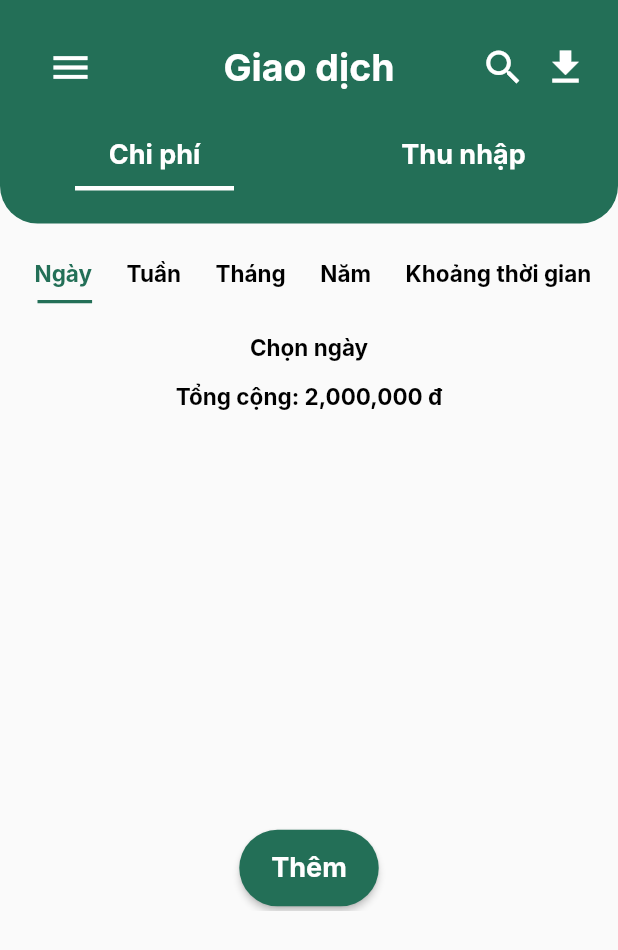
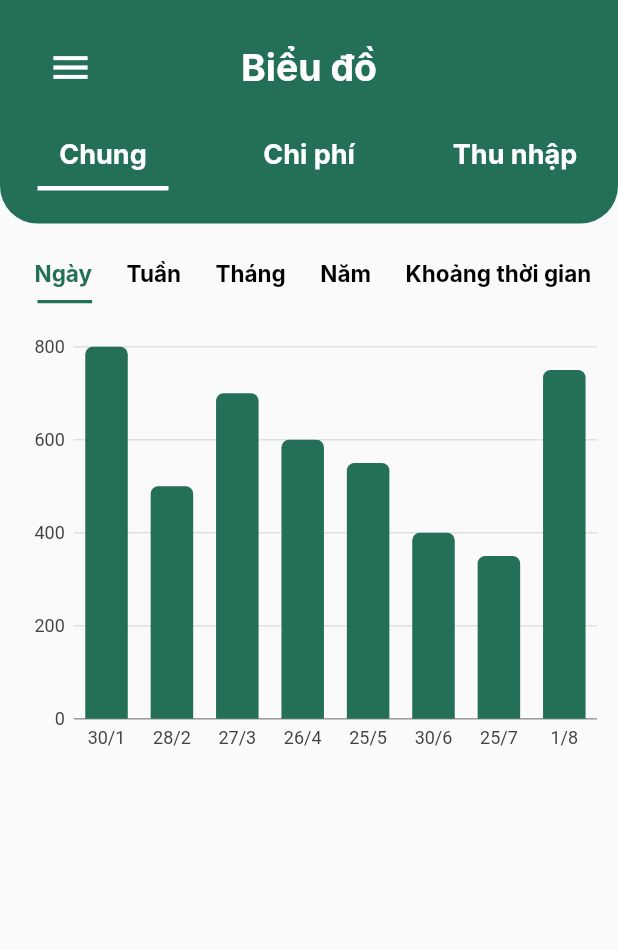
Before and after one commit to kieuvantuyen01/money0manager, a Flutter app: the screen it shows after launch, on a phone screen of 412 x 824 dp. Shown: the top 950 px of the screen. Run offline on Flutter 3.47's test engine with Material 2 defaults, Android fonts, the phone set to English and light mode, and no system bars; our stand-ins replace charts_flutter; Roboto replaces fonts that are missing (Inter).

Commit message:
add column chart and body taskbar for ColumnChart screen

```diff
--- /dev/null
+++ b/lib/components/ColumnChartGeneralTabBar.dart
@@ -0,0 +1,169 @@
+import 'package:flutter/material.dart';
+import 'ColumnChartModel.dart';
+import 'package:charts_flutter/flutter.dart' as charts;
+
+class ColumnChartGeneralTabBar extends StatelessWidget {
+  final List<ColumnChartModel> dayData = [
+    ColumnChartModel(time: '30/1', money: 800, color: charts.ColorUtil.fromDartColor(Color.fromARGB(255, 35, 111, 87))),
+    ColumnChartModel(time: '28/2', money: 500, color: charts.ColorUtil.fromDartColor(Color.fromARGB(255, 35, 111, 87))),
+    ColumnChartModel(time: '27/3', money: 700, color: charts.ColorUtil.fromDartColor(Color.fromARGB(255, 35, 111, 87))),
+    ColumnChartModel(time: '26/4', money: 600, color: charts.ColorUtil.fromDartColor(Color.fromARGB(255, 35, 111, 87))),
+    ColumnChartModel(time: '25/5', money: 550, color: charts.ColorUtil.fromDartColor(Color.fromARGB(255, 35, 111, 87))),
+    ColumnChartModel(time: '30/6', money: 400, color: charts.ColorUtil.fromDartColor(Color.fromARGB(255, 35, 111, 87))),
+    ColumnChartModel(time: '25/7', money: 350, color: charts.ColorUtil.fromDartColor(Color.fromARGB(255, 35, 111, 87))),
+    ColumnChartModel(time: '1/8', money: 750, color: charts.ColorUtil.fromDartColor(Color.fromARGB(255, 35, 111, 87))),
+    // ColumnChartModel(month: 'Th9', money: 700, color: charts.ColorUtil.fromDartColor(Color.fromARGB(255, 35, 111, 87))),
+    // ColumnChartModel(month: 'Th10', money: 720, color: charts.ColorUtil.fromDartColor(Color.fromARGB(255, 35, 111, 87))),
+    // ColumnChartModel(month: 'Th11', money: 350, color: charts.ColorUtil.fromDartColor(Color.fromARGB(255, 35, 111, 87))),
+    // ColumnChartModel(month: 'Th12', money: 800, color: charts.ColorUtil.fromDartColor(Color.fromARGB(255, 35, 111, 87))),
+  ];
+
+  final List<ColumnChartModel> monthData = [
+    ColumnChartModel(time: 'Th1', money: 800, color: charts.ColorUtil.fromDartColor(Color.fromARGB(255, 35, 111, 87))),
+    ColumnChartModel(time: 'Th2', money: 500, color: charts.ColorUtil.fromDartColor(Color.fromARGB(255, 35, 111, 87))),
+    ColumnChartModel(time: 'Th3', money: 700, color: charts.ColorUtil.fromDartColor(Color.fromARGB(255, 35, 111, 87))),
+    ColumnChartModel(time: 'Th4', money: 600, color: charts.ColorUtil.fromDartColor(Color.fromARGB(255, 35, 111, 87))),
+    ColumnChartModel(time: 'Th5', money: 550, color: charts.ColorUtil.fromDartColor(Color.fromARGB(255, 35, 111, 87))),
+    ColumnChartModel(time: 'Th6', money: 400, color: charts.ColorUtil.fromDartColor(Color.fromARGB(255, 35, 111, 87))),
+    ColumnChartModel(time: 'Th7', money: 350, color: charts.ColorUtil.fromDartColor(Color.fromARGB(255, 35, 111, 87))),
+    ColumnChartModel(time: 'Th8', money: 750, color: charts.ColorUtil.fromDartColor(Color.fromARGB(255, 35, 111, 87))),
+    // ColumnChartModel(month: 'Th9', money: 700, color: charts.ColorUtil.fromDartColor(Color.fromARGB(255, 35, 111, 87))),
+    // ColumnChartModel(month: 'Th10', money: 720, color: charts.ColorUtil.fromDartColor(Color.fromARGB(255, 35, 111, 87))),
+    // ColumnChartModel(month: 'Th11', money: 350, color: charts.ColorUtil.fromDartColor(Color.fromARGB(255, 35, 111, 87))),
+    // ColumnChartModel(month: 'Th12', money: 800, color: charts.ColorUtil.fromDartColor(Color.fromARGB(255, 35, 111, 87))),
+  ];
+
+  final List<ColumnChartModel> yearData = [
+    ColumnChartModel(time: '2015', money: 800, color: charts.ColorUtil.fromDartColor(Color.fromARGB(255, 35, 111, 87))),
+    ColumnChartModel(time: '2016', money: 500, color: charts.ColorUtil.fromDartColor(Color.fromARGB(255, 35, 111, 87))),
+    ColumnChartModel(time: '2017', money: 700, color: charts.ColorUtil.fromDartColor(Color.fromARGB(255, 35, 111, 87))),
+    ColumnChartModel(time: '2018', money: 600, color: charts.ColorUtil.fromDartColor(Color.fromARGB(255, 35, 111, 87))),
+    ColumnChartModel(time: '2019', money: 550, color: charts.ColorUtil.fromDartColor(Color.fromARGB(255, 35, 111, 87))),
+    ColumnChartModel(time: '2020', money: 400, color: charts.ColorUtil.fromDartColor(Color.fromARGB(255, 35, 111, 87))),
+    ColumnChartModel(time: '2021', money: 350, color: charts.ColorUtil.fromDartColor(Color.fromARGB(255, 35, 111, 87))),
+    ColumnChartModel(time: '2022', money: 750, color: charts.ColorUtil.fromDartColor(Color.fromARGB(255, 35, 111, 87))),
+    // ColumnChartModel(month: 'Th9', money: 700, color: charts.ColorUtil.fromDartColor(Color.fromARGB(255, 35, 111, 87))),
+    // ColumnChartModel(month: 'Th10', money: 720, color: charts.ColorUtil.fromDartColor(Color.fromARGB(255, 35, 111, 87))),
+    // ColumnChartModel(month: 'Th11', money: 350, color: charts.ColorUtil.fromDartColor(Color.fromARGB(255, 35, 111, 87))),
+    // ColumnChartModel(month: 'Th12', money: 800, color: charts.ColorUtil.fromDartColor(Color.fromARGB(255, 35, 111, 87))),
+  ];
+
+  @override
+  Widget build(BuildContext context) {
+    List<charts.Series<ColumnChartModel, String>> daySeries = [
+      charts.Series(
+        id: "money",
+        data: dayData,
+        domainFn: (ColumnChartModel daySeries, _) => daySeries.time,
+        measureFn: (ColumnChartModel daySeries, _) => daySeries.money,
+        colorFn: (ColumnChartModel daySeries, _) => daySeries.color,
+      ),
+    ];
+
+    List<charts.Series<ColumnChartModel, String>> monthSeries = [
+      charts.Series(
+        id: "money",
+        data: monthData,
+        domainFn: (ColumnChartModel monthSeries, _) => monthSeries.time,
+        measureFn: (ColumnChartModel monthSeries, _) => monthSeries.money,
+        colorFn: (ColumnChartModel monthSeries, _) => monthSeries.color,
+      ),
+    ];
+
+    List<charts.Series<ColumnChartModel, String>> yearSeries = [
+      charts.Series(
+        id: "money",
+        data: yearData,
+        domainFn: (ColumnChartModel yearSeries, _) => yearSeries.time,
+        measureFn: (ColumnChartModel yearSeries, _) => yearSeries.money,
+        colorFn: (ColumnChartModel yearSeries, _) => yearSeries.color,
+      ),
+    ];
+
+    // TODO: implement build
+    return DefaultTabController(
+      length: 5, // length of tabs
+      child: Column(crossAxisAlignment: CrossAxisAlignment.stretch, children: <Widget>[
+        Container(
+          child: TabBar(
+            labelColor: Color.fromARGB(255, 35, 111, 87),
+            labelStyle: TextStyle(fontSize: 15, fontFamily: 'Inter', fontWeight: FontWeight.bold),
+            unselectedLabelColor: Colors.black,
+            indicatorWeight: 2.2,
+            indicatorColor: Color.fromARGB(255, 35, 111, 87),
+            padding: EdgeInsets.only(top: 10),
+            indicatorPadding: EdgeInsets.only(left: 25.0, bottom: 5.0, right: 0.0),
+            labelPadding: EdgeInsets.only(left: 23.0),
+            isScrollable: true,
+            tabs: [
+              Tab(text: 'Ngày'),
+              Tab(text: 'Tuần'),
+              Tab(text: 'Tháng'),
+              Tab(text: 'Năm'),
+              Tab(text: 'Khoảng thời gian'),
+            ],
+          ),
+        ),
+        Container(
+          height: 400, //height of TabBarView
+          decoration: BoxDecoration(
+          ),
+          child: TabBarView(
+              children: <Widget>[
+                Padding(
+                  padding: EdgeInsets.only(left: 15, top: 10, bottom: 100),
+                  child: charts.BarChart(
+                    daySeries,
+                    animate: true,
+                    defaultRenderer: new charts.BarRendererConfig(
+                      cornerStrategy: const charts.ConstCornerStrategy(5),
+                    ),
+                  ),
+                ),
+                Padding(
+                  padding: EdgeInsets.only(left: 15, top: 10, bottom: 100),
+                  child: charts.BarChart(
+                    monthSeries,
+                    animate: true,
+                    defaultRenderer: new charts.BarRendererConfig(
+                      cornerStrategy: const charts.ConstCornerStrategy(5),
+                    ),
+                  ),
+                ),
+                Padding(
+                  padding: EdgeInsets.only(left: 15, top: 10, bottom: 100),
+                  child: charts.BarChart(
+                    monthSeries,
+                    animate: true,
+                    defaultRenderer: new charts.BarRendererConfig(
+                      cornerStrategy: const charts.ConstCornerStrategy(5),
+                    ),
+                  ),
+                ),
+                Padding(
+                  padding: EdgeInsets.only(left: 15, top: 10, bottom: 100),
+                  child: charts.BarChart(
+                    yearSeries,
+                    animate: true,
+                    defaultRenderer: new charts.BarRendererConfig(
+                      cornerStrategy: const charts.ConstCornerStrategy(5),
+                    ),
+                  ),
+                ),
+                Padding(
+                  padding: EdgeInsets.only(left: 15, top: 10, bottom: 100),
+                  child: charts.BarChart(
+                    monthSeries,
+                    animate: true,
+                    defaultRenderer: new charts.BarRendererConfig(
+                      cornerStrategy: const charts.ConstCornerStrategy(5),
+                    ),
+                  ),
+                ),
+              ]
+          ),
+        ),
+      ]),
+    );
+  }
+}
--- /dev/null
+++ b/lib/components/ColumnChartModel.dart
@@ -0,0 +1,13 @@
+import 'package:charts_flutter/flutter.dart' as charts;
+
+class ColumnChartModel {
+  String time;
+  int money;
+  final charts.Color color;
+
+  ColumnChartModel({
+    required this.time,
+    required this.money,
+    required this.color,
+  });
+}
--- a/lib/components/ExpenseTabBar.dart
+++ b/lib/components/ExpenseTabBar.dart
@@ -2,7 +2,6 @@ import 'package:flutter/material.dart';
 import 'ButtonPrimary.dart';
 import 'DatePicker.dart';
 import 'DateRangePicker.dart';
-import 'InputText1.dart';
 import 'TitleText1.dart';
 
 class ExpenseTabBar extends StatelessWidget {
--- a/lib/components/IncomeTabBar.dart
+++ b/lib/components/InComeTabBar.dart
@@ -4,7 +4,7 @@ import 'DatePicker.dart';
 import 'DateRangePicker.dart';
 import 'TitleText1.dart';
 
-class IncomeTabBar extends StatelessWidget {
+class InComeTabBar extends StatelessWidget {
 
   @override
   Widget build(BuildContext context) {
--- a/lib/main.dart
+++ b/lib/main.dart
@@ -25,7 +25,7 @@ class MyApp extends StatelessWidget {
         const Locale('en', ''),
         const Locale('vi', ''),
       ],
-      home: ExchangeMoney(title: 'title'),
+      home: ColumnChart(title: 'title'),
     );
   }
 }
--- a/lib/screens/ColumnChart.dart
+++ b/lib/screens/ColumnChart.dart
@@ -1,4 +1,7 @@
 import 'package:flutter/material.dart';
+import '../components/ColumnChartExpenseTabBar.dart';
+import '../components/ColumnChartGeneralTabBar.dart';
+import '../components/ColumnChartInComeTabBar.dart';
 import '../components/TitleText1.dart';
 
 class ColumnChart extends StatelessWidget {
@@ -7,6 +10,7 @@ class ColumnChart extends StatelessWidget {
 
   @override
   Widget build(BuildContext context) {
+
     return DefaultTabController(
       length: 3,
       child: Scaffold(
@@ -61,9 +65,9 @@ class ColumnChart extends StatelessWidget {
         ),
         body: TabBarView(
           children: [
-            Center(child: TitleText1(text: 'Chung', fontFamily: 'Inter', fontSize: 18, fontWeight: FontWeight.normal, r: 0, g: 0, b: 0)),
-            Center(child: TitleText1(text: 'Chi phí', fontFamily: 'Inter', fontSize: 18, fontWeight: FontWeight.normal, r: 0, g: 0, b: 0)),
-            Center(child: TitleText1(text: 'Thu nhập', fontFamily: 'Inter', fontSize: 18, fontWeight: FontWeight.normal, r: 0, g: 0, b: 0)),
+            ColumnChartGeneralTabBar(),
+            ColumnChartExpenseTabBar(),
+            ColumnChartInComeTabBar(),
           ],
         ),
       ),
--- a/lib/screens/ExchangeMoney.dart
+++ b/lib/screens/ExchangeMoney.dart
@@ -1,6 +1,6 @@
 import 'package:flutter/material.dart';
 import '../components/ExpenseTabBar.dart';
-import '../components/IncomeTabBar.dart';
+import '../components/InComeTabBar.dart';
 import '../components/PopUpNotification1.dart';
 import '../components/SearchItem.dart';
 import '../components/TitleText1.dart';
@@ -99,7 +99,7 @@ class ExchangeMoney extends StatelessWidget {
               child: ExpenseTabBar(),
             ),
             Center(
-              child: IncomeTabBar(),
+              child: InComeTabBar(),
             ),
           ],
         ),
--- a/pubspec.yaml
+++ b/pubspec.yaml
@@ -39,6 +39,7 @@ dependencies:
   cupertino_icons: ^1.0.2
   intl: ^0.17.0
   intl_utils: ^2.6.1
+  charts_flutter: ^0.12.0
 
 dev_dependencies:
   flutter_test:
```
Also changed, not shown: lib/components/ColumnChartExpenseTabBar.dart (added, +169 -0 lines), lib/components/ColumnChartInComeTabBar.dart (added, +169 -0 lines), pubspec.lock, 1 other file.
